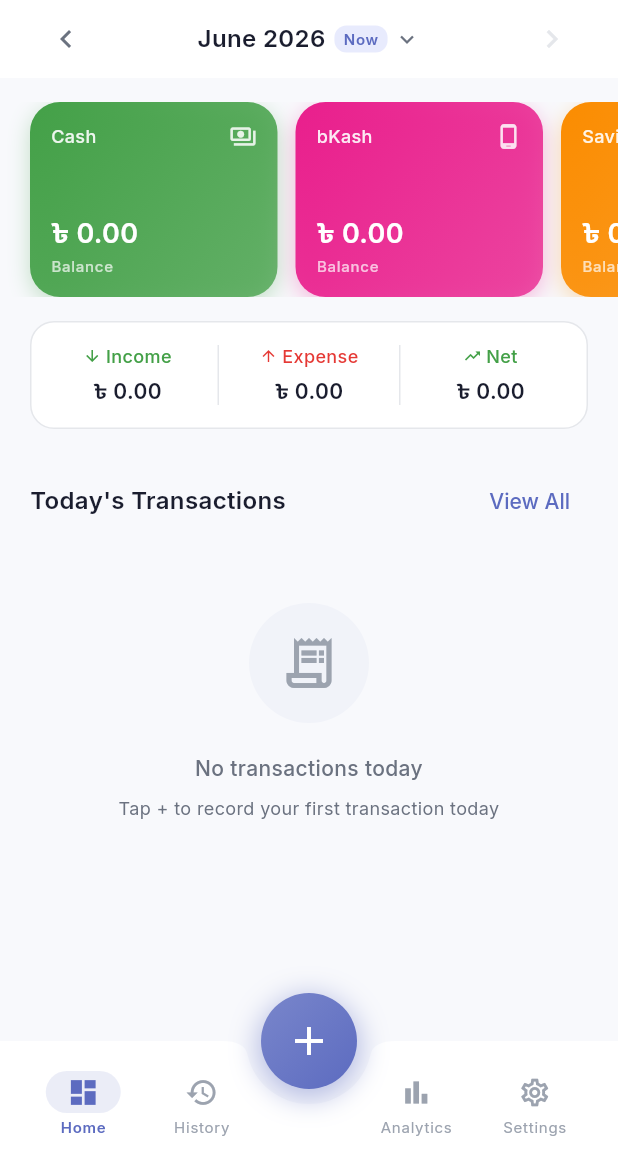
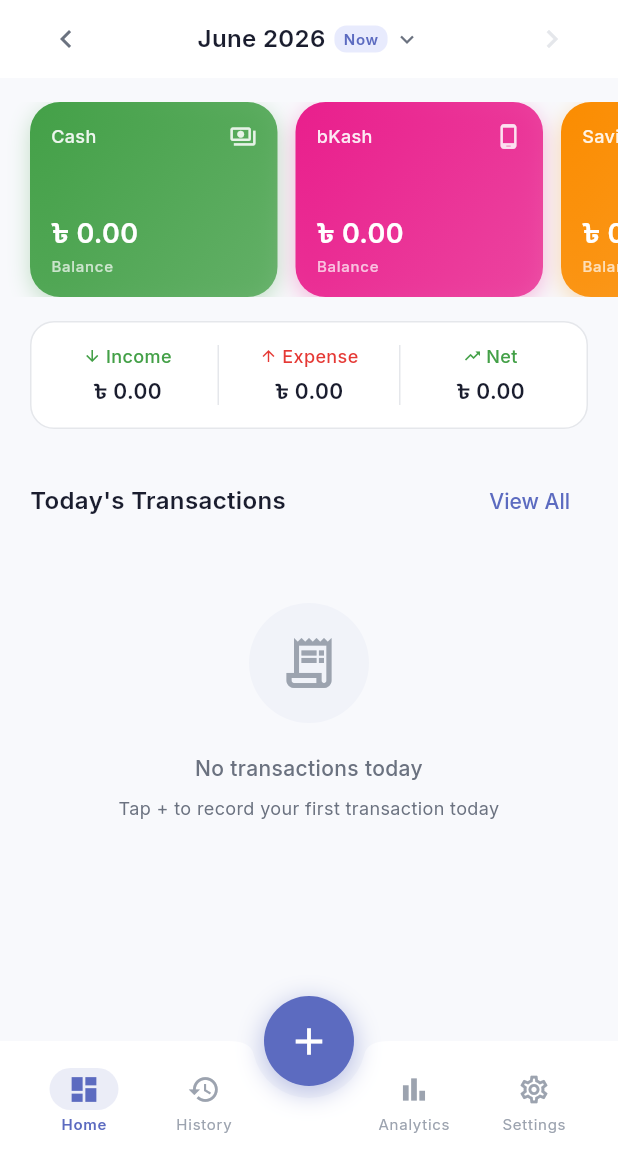
Before and after one commit to sabbir-osmani/Expenzo---Expense-Tracker-Mobile-Application, a Flutter app: the screen it shows after launch, on a phone screen of 412 x 824 dp, the part 75-1236 px from its top. Run offline on Flutter 3.47's test engine with Material 3 defaults, Android fonts, the phone set to English and light mode, and no system bars; our stand-ins replace equatable, file_picker, fl_chart, flutter_riverpod, flutter_slidable, go_router and 3 more; accounts and stored records are empty.

Commit message:
Little FAB fix

```diff
--- a/expenzo/lib/presentation/widgets/common/main_shell.dart
+++ b/expenzo/lib/presentation/widgets/common/main_shell.dart
@@ -28,17 +28,15 @@ class MainShell extends ConsumerWidget {
 
     return Scaffold(
       body: child,
-      // Curved notch FAB bar — no FAB in DashboardScreen.
       floatingActionButtonLocation: FloatingActionButtonLocation.centerDocked,
       floatingActionButton: _AddFab(),
-      bottomNavigationBar: _CurvedBottomBar(
+      bottomNavigationBar: _CurvedBar(
         currentIndex: currentIndex,
-        tabs: _tabs,
-        onTap: (i, path, ref) {
+        onTap: (i) {
+          HapticFeedback.lightImpact();
           ref.read(currentTabIndexProvider.notifier).state = i;
-          context.go(path);
+          context.go(_tabs[i].path);
         },
-        ref: ref,
       ),
     );
   }
@@ -46,55 +44,35 @@ class MainShell extends ConsumerWidget {
 
 // ── Curved bottom bar ─────────────────────────────────────────────────────────
 
-class _CurvedBottomBar extends StatelessWidget {
-  const _CurvedBottomBar({
-    required this.currentIndex,
-    required this.tabs,
-    required this.onTap,
-    required this.ref,
-  });
-
+class _CurvedBar extends StatelessWidget {
+  const _CurvedBar({required this.currentIndex, required this.onTap});
   final int currentIndex;
-  final List<_TabItem> tabs;
-  final void Function(int, String, WidgetRef) onTap;
-  final WidgetRef ref;
+  final ValueChanged<int> onTap;
 
   @override
   Widget build(BuildContext context) {
     return BottomAppBar(
       shape: const CircularNotchedRectangle(),
-      notchMargin: 10,
+      notchMargin: 8,
       color: AppColors.surface,
-      elevation: 12,
-      shadowColor: AppColors.shadow,
+      elevation: 10,
       child: SizedBox(
-        height: 60,
+        height: 58,
         child: Row(
           mainAxisAlignment: MainAxisAlignment.spaceAround,
           children: [
-            // Left 2 tabs.
-            ...List.generate(2, (i) => _NavItem(
-              tab: tabs[i],
-              isActive: currentIndex == i,
-              onTap: () {
-                HapticFeedback.lightImpact();
-                onTap(i, tabs[i].path, ref);
-              },
-            )),
-            // Centre gap for FAB.
-            const SizedBox(width: 64),
-            // Right 2 tabs.
-            ...List.generate(2, (i) {
-              final idx = i + 2;
-              return _NavItem(
-                tab: tabs[idx],
-                isActive: currentIndex == idx,
-                onTap: () {
-                  HapticFeedback.lightImpact();
-                  onTap(idx, tabs[idx].path, ref);
-                },
-              );
-            }),
+            // Left two tabs.
+            _NavItem(tab: MainShell._tabs[0], isActive: currentIndex == 0,
+                onTap: () => onTap(0)),
+            _NavItem(tab: MainShell._tabs[1], isActive: currentIndex == 1,
+                onTap: () => onTap(1)),
+            // Centre spacer for FAB.
+            const SizedBox(width: 60),
+            // Right two tabs.
+            _NavItem(tab: MainShell._tabs[2], isActive: currentIndex == 2,
+                onTap: () => onTap(2)),
+            _NavItem(tab: MainShell._tabs[3], isActive: currentIndex == 3,
+                onTap: () => onTap(3)),
           ],
         ),
       ),
@@ -102,7 +80,7 @@ class _CurvedBottomBar extends StatelessWidget {
   }
 }
 
-// ── Central FAB ───────────────────────────────────────────────────────────────
+// ── FAB — sits in the notch, never overlaps content ──────────────────────────
 
 class _AddFab extends StatefulWidget {
   @override
@@ -113,19 +91,15 @@ class _AddFabState extends State<_AddFab>
     with SingleTickerProviderStateMixin {
   late final AnimationController _ctrl;
   late final Animation<double> _scale;
-  late final Animation<double> _rotate;
 
   @override
   void initState() {
     super.initState();
     _ctrl = AnimationController(
       vsync: this,
-      duration: const Duration(milliseconds: 180),
+      duration: const Duration(milliseconds: 120),
     );
     _scale = Tween<double>(begin: 1.0, end: 0.88).animate(
-      CurvedAnimation(parent: _ctrl, curve: Curves.easeInOut),
-    );
-    _rotate = Tween<double>(begin: 0.0, end: 0.125).animate(
       CurvedAnimation(parent: _ctrl, curve: Curves.easeInOut),
     );
   }
@@ -136,49 +110,36 @@ class _AddFabState extends State<_AddFab>
     super.dispose();
   }
 
-  void _onTapDown(TapDownDetails _) => _ctrl.forward();
-  void _onTapUp(TapUpDetails _) => _ctrl.reverse();
-  void _onTapCancel() => _ctrl.reverse();
-
   @override
   Widget build(BuildContext context) {
+    // FloatingActionButton.large sits in CircularNotchedRectangle.
+    // Modal bottom sheets render on top of FAB automatically — no overlap issue.
     return GestureDetector(
-      onTapDown: _onTapDown,
-      onTapUp: _onTapUp,
-      onTapCancel: _onTapCancel,
-      onTap: () {
+      onTapDown: (_) => _ctrl.forward(),
+      onTapUp: (_) {
+        _ctrl.reverse();
         HapticFeedback.mediumImpact();
         context.push('/add-transaction');
       },
-      child: AnimatedBuilder(
-        animation: _ctrl,
-        builder: (_, child) => Transform.scale(
-          scale: _scale.value,
-          child: Transform.rotate(
-            angle: _rotate.value * 3.14159,
-            child: child,
-          ),
-        ),
+      onTapCancel: () => _ctrl.reverse(),
+      child: ScaleTransition(
+        scale: _scale,
         child: Container(
-          width: 64,
-          height: 64,
+          width: 60,
+          height: 60,
           decoration: BoxDecoration(
             shape: BoxShape.circle,
-            gradient: const LinearGradient(
-              begin: Alignment.topLeft,
-              end: Alignment.bottomRight,
-              colors: [Color(0xFF7986CB), AppColors.primary],
-            ),
+            color: AppColors.primary,
             boxShadow: [
               BoxShadow(
-                color: AppColors.primary.withValues(alpha: 0.45),
-                blurRadius: 16,
-                spreadRadius: 2,
+                color: AppColors.primary.withValues(alpha: 0.40),
+                blurRadius: 14,
+                spreadRadius: 1,
                 offset: const Offset(0, 4),
               ),
             ],
           ),
-          child: const Icon(Icons.add, color: Colors.white, size: 32),
+          child: const Icon(Icons.add, color: Colors.white, size: 30),
         ),
       ),
     );
@@ -204,15 +165,13 @@ class _NavItem extends StatelessWidget {
         onTap: onTap,
         splashColor: Colors.transparent,
         highlightColor: Colors.transparent,
-        child: AnimatedContainer(
-          duration: const Duration(milliseconds: 200),
-          padding: const EdgeInsets.symmetric(vertical: 8),
         child: Column(
-            mainAxisSize: MainAxisSize.min,
+          mainAxisAlignment: MainAxisAlignment.center,
           children: [
             AnimatedContainer(
               duration: const Duration(milliseconds: 200),
-                padding: const EdgeInsets.symmetric(horizontal: 14, vertical: 3),
+              padding:
+                  const EdgeInsets.symmetric(horizontal: 12, vertical: 3),
               decoration: BoxDecoration(
                 color: isActive
                     ? AppColors.primary.withValues(alpha: 0.12)
@@ -237,7 +196,6 @@ class _NavItem extends StatelessWidget {
           ],
         ),
       ),
-      ),
     );
   }
 }
```
Lines whose indentation alone changed are shown as unchanged.
